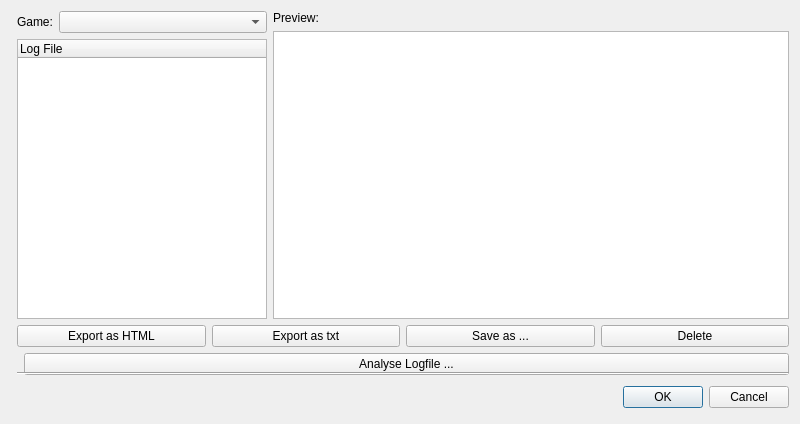
pokerth/pokerth, file src/gui/qt/gui_800x480/logfiledialog_800x480.ui: the form before one commit.
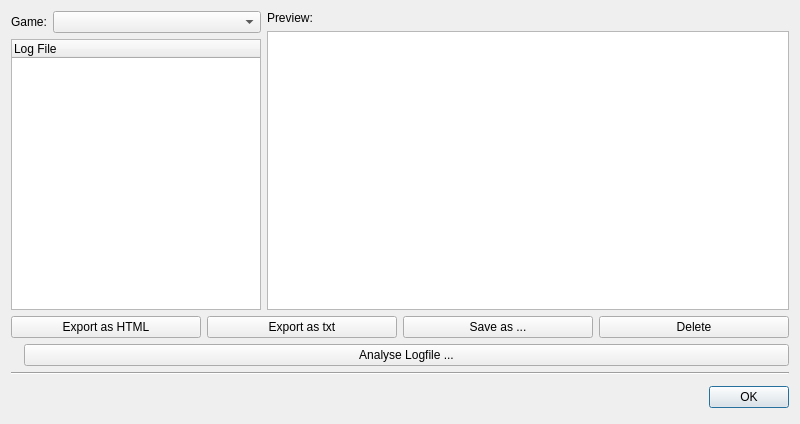
The form after the commit. Icons and pictures are not drawn.

```diff
--- a/src/gui/qt/gui_800x480/logfiledialog_800x480.ui
+++ b/src/gui/qt/gui_800x480/logfiledialog_800x480.ui
@@ -19,8 +19,8 @@
   <property name="windowTitle">
    <string>Dialog</string>
   </property>
-  <layout class="QGridLayout" name="gridLayout">
-   <item row="0" column="1">
+  <layout class="QVBoxLayout" name="verticalLayout_2">
+   <item>
     <layout class="QHBoxLayout" name="horizontalLayout_3">
      <item>
       <layout class="QVBoxLayout" name="verticalLayout">
@@ -112,7 +112,7 @@
      </item>
     </layout>
    </item>
-   <item row="1" column="1">
+   <item>
     <layout class="QHBoxLayout" name="horizontalLayout_9">
      <item>
       <widget class="QPushButton" name="pushButton_exportLogHtml">
@@ -184,7 +184,7 @@
      </item>
     </layout>
    </item>
-   <item row="2" column="0" rowspan="2" colspan="2">
+   <item>
     <layout class="QHBoxLayout" name="horizontalLayout_animation">
      <item>
       <widget class="QLabel" name="label_animation">
@@ -218,14 +218,14 @@
      </item>
     </layout>
    </item>
-   <item row="3" column="1">
+   <item>
     <widget class="Line" name="line">
      <property name="orientation">
       <enum>Qt::Horizontal</enum>
      </property>
     </widget>
    </item>
-   <item row="4" column="1">
+   <item>
     <widget class="QDialogButtonBox" name="buttonBox">
      <property name="minimumSize">
       <size>
@@ -237,7 +237,7 @@
       <enum>Qt::Horizontal</enum>
      </property>
      <property name="standardButtons">
-      <set>QDialogButtonBox::Cancel|QDialogButtonBox::Ok</set>
+      <set>QDialogButtonBox::Ok</set>
      </property>
     </widget>
    </item>
```
